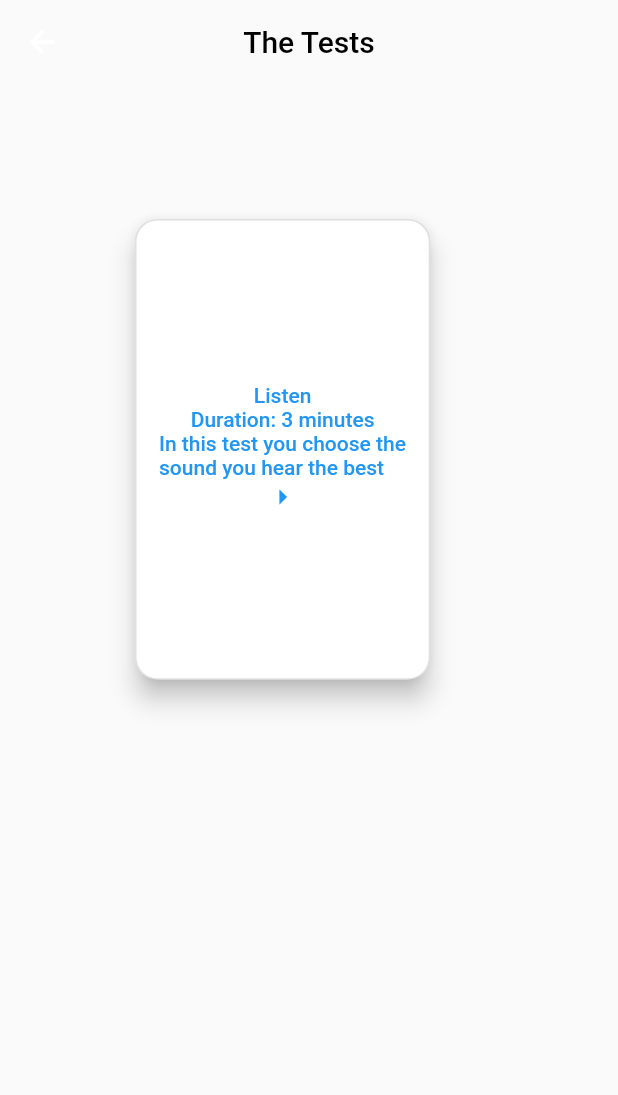
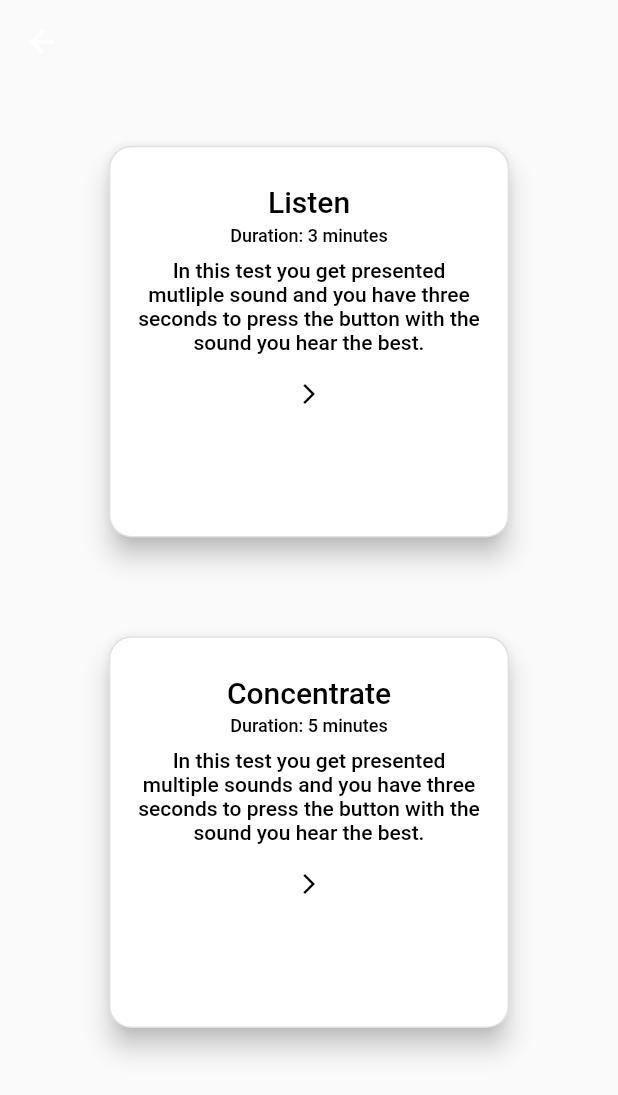
Before and after one commit to sannagrosoy/idichotic, a Flutter app: the TestApp screen opened directly, on a phone screen of 412 x 824 dp. Shown: the top 1095 px of the screen. Run offline on Flutter 3.47's test engine with Material 2 defaults, Android fonts, the light colour scheme and no system bars; our stand-ins replace isar; accounts and stored records are empty; generated files the repository leaves out were written again.

Commit message:
Clean up the UI on the listen page

```diff
--- a/lib/listen.dart
+++ b/lib/listen.dart
@@ -14,7 +14,7 @@ class TestApp extends StatefulWidget {
 class TestAppState extends State<TestApp> {
 
   final appBar = AppBar(
-          title: const Text("The Tests", style: TextStyle(color: Colors.black)),
+          title: const Text(" ", style: TextStyle(color: Colors.black)),
           centerTitle: true,
           backgroundColor: Colors.transparent,
           shadowColor: Colors.transparent,
@@ -33,17 +33,35 @@ class TestAppState extends State<TestApp> {
     return Scaffold(
         appBar: appBar,
         body: Padding(
-            padding: const EdgeInsets.all(70),
+            padding: const EdgeInsets.all(0),
             child: Column(
+              mainAxisAlignment: MainAxisAlignment.start,
               children: <Widget> [
+                Container(
+                  height: screenHeight * 0.05,
+                ),
+
                 CustomButton(
-                  text1: const Text("Listen"),
-                  text2: const Text("Duration: 3 minutes"),
-                  text3: const Text("In this test you choose the sound you hear the best"),
-                  icon: const Icon(Icons.arrow_right_outlined),
-                  containerHeight: (screenHeight-appBarHeight-statusBarHeight) * 0.40,
-                  containerWidth: screenWidth * 0.4,
-                  pageroute: pageroute_listen)
+                  text1: const Text("Listen", style: TextStyle(fontSize: 20, color: Colors.black)),
+                  text2: const Text("Duration: 3 minutes", style: TextStyle(fontSize: 12, color: Colors.black)),
+                  text3: const Text("In this test you get presented mutliple sound and you have three seconds to press the button with the sound you hear the best.", textAlign: TextAlign.center, style: TextStyle(fontSize: 14, color: Colors.black)),
+                  icon: const Icon(Icons.arrow_forward_ios, color: Colors.black, size: 16),
+                  containerHeight: (screenHeight-appBarHeight-statusBarHeight) * 0.34,
+                  containerWidth: screenWidth * 0.57,
+                  pageroute: pageroute_listen),
+
+                Container(
+                  height: screenHeight * 0.08
+                ),
+
+                CustomButton(
+                  text1: const Text("Concentrate", style: TextStyle(fontSize: 20, color: Colors.black)),
+                  text2: const Text("Duration: 5 minutes", style: TextStyle(fontSize: 12, color: Colors.black)),
+                  text3: const Text("In this test you get presented multiple sounds and you have three seconds to press the button with the sound you hear the best.", textAlign: TextAlign.center, style: TextStyle(fontSize: 14, color: Colors.black)),
+                  icon: const Icon(Icons.arrow_forward_ios, color: Colors.black, size: 16),
+                  containerHeight:(screenHeight-appBarHeight-statusBarHeight) * 0.34,
+                  containerWidth: screenWidth * 0.57,
+                  pageroute: pageroute_listen),
             ],)
         )
     );
@@ -65,7 +83,6 @@ class CustomButton extends StatelessWidget {
   @override
   Widget build(BuildContext context) {
     return Container(
-      padding: EdgeInsets.all(20.0),
       child: OutlinedButton(
       onPressed: () {Navigator.push(context, pageroute.call());},
       style: OutlinedButton.styleFrom(
@@ -77,10 +94,22 @@ class CustomButton extends StatelessWidget {
           height: containerHeight,
           width: containerWidth,
           child: Column(
-          mainAxisAlignment: MainAxisAlignment.center,
+          mainAxisAlignment: MainAxisAlignment.start,
           crossAxisAlignment: CrossAxisAlignment.center,
           children: <Widget>[
-          text1, text2, text3, icon
+            Padding(
+              padding: EdgeInsets.fromLTRB(0, containerHeight*0.1, 0, 0),
+              child:text1),
+            Padding(
+              padding: EdgeInsets.fromLTRB(0, containerHeight*0.015, 0, 0),
+              child:text2),
+            Padding(
+              padding: EdgeInsets.fromLTRB(0, containerHeight*0.03, 0, 0),
+              child:text3),
+            Padding(
+              padding: EdgeInsets.fromLTRB(0, containerHeight*0.07, 0, containerHeight*0.04,),
+              child:icon)
+
           ]
         ))
       )
```
